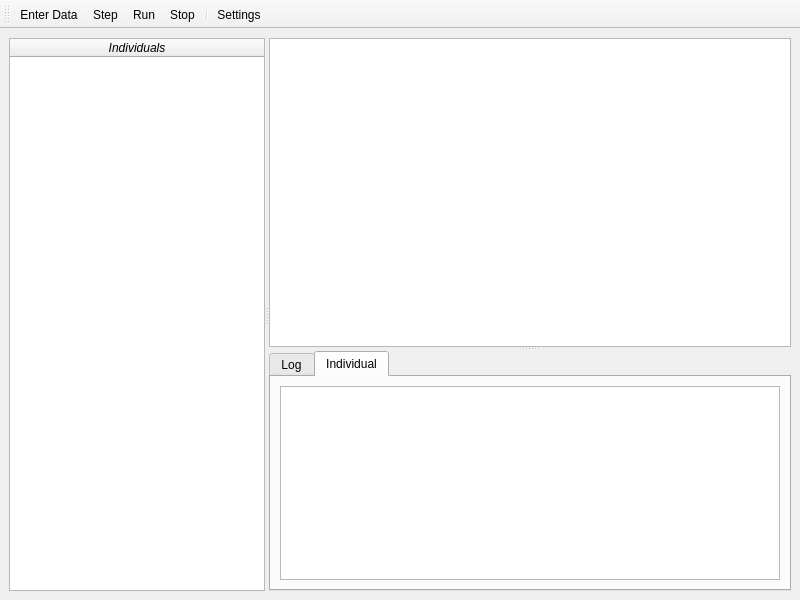
Old version of the form forms/main_window.ui in the repository Astana-Mirza/genetic-algo-practice.
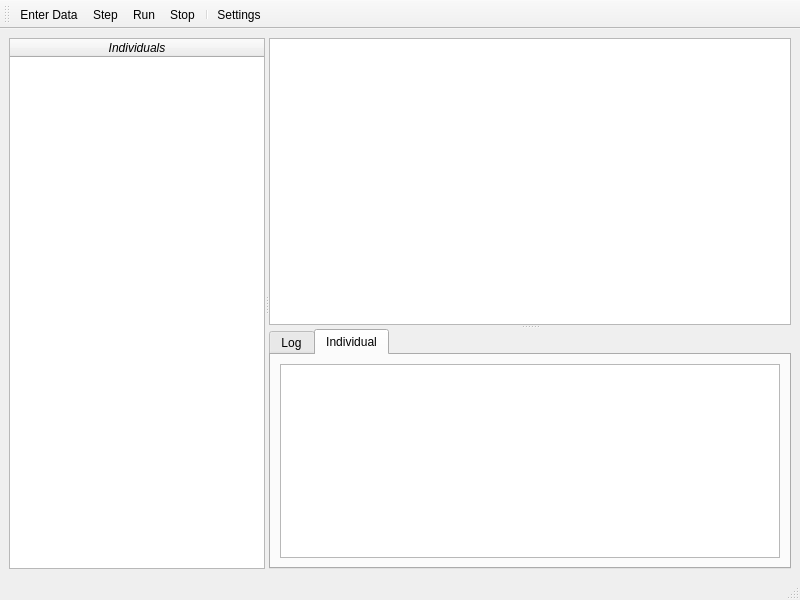
New version of the form.

Commit message: missing status bar fixed

```diff
--- a/forms/main_window.ui
+++ b/forms/main_window.ui
@@ -132,6 +132,7 @@
    <addaction name="separator"/>
    <addaction name="action_settings"/>
   </widget>
+  <widget class="QStatusBar" name="statusBar"/>
   <action name="action_enter_data">
    <property name="text">
     <string>Enter Data</string>
```
